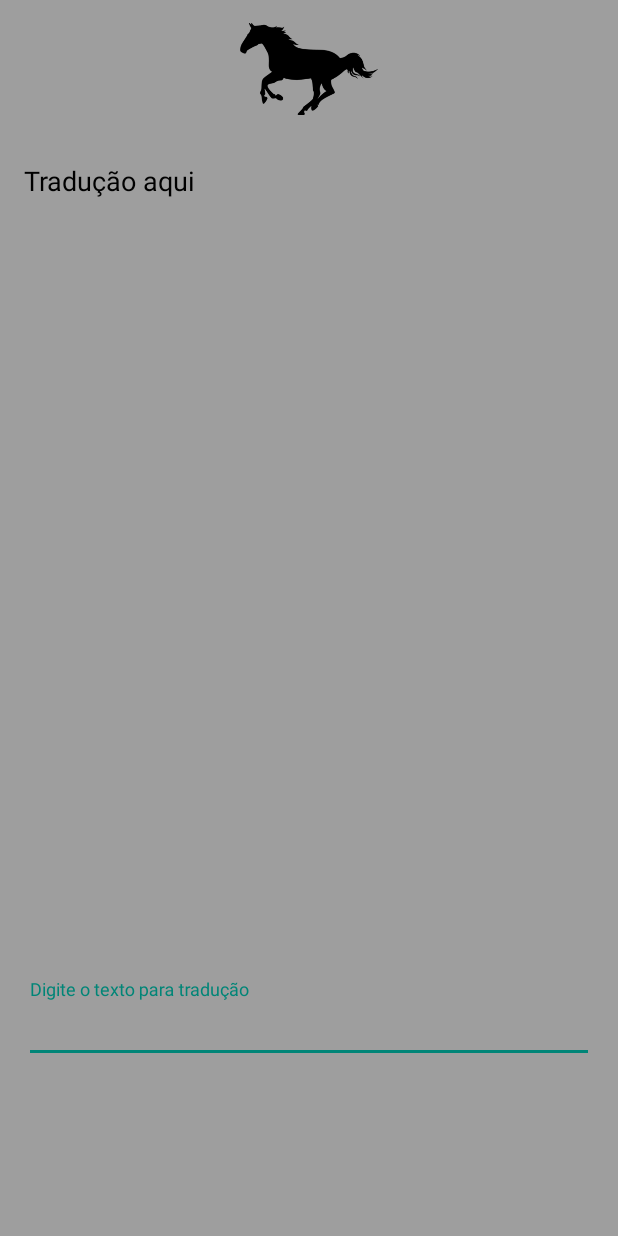
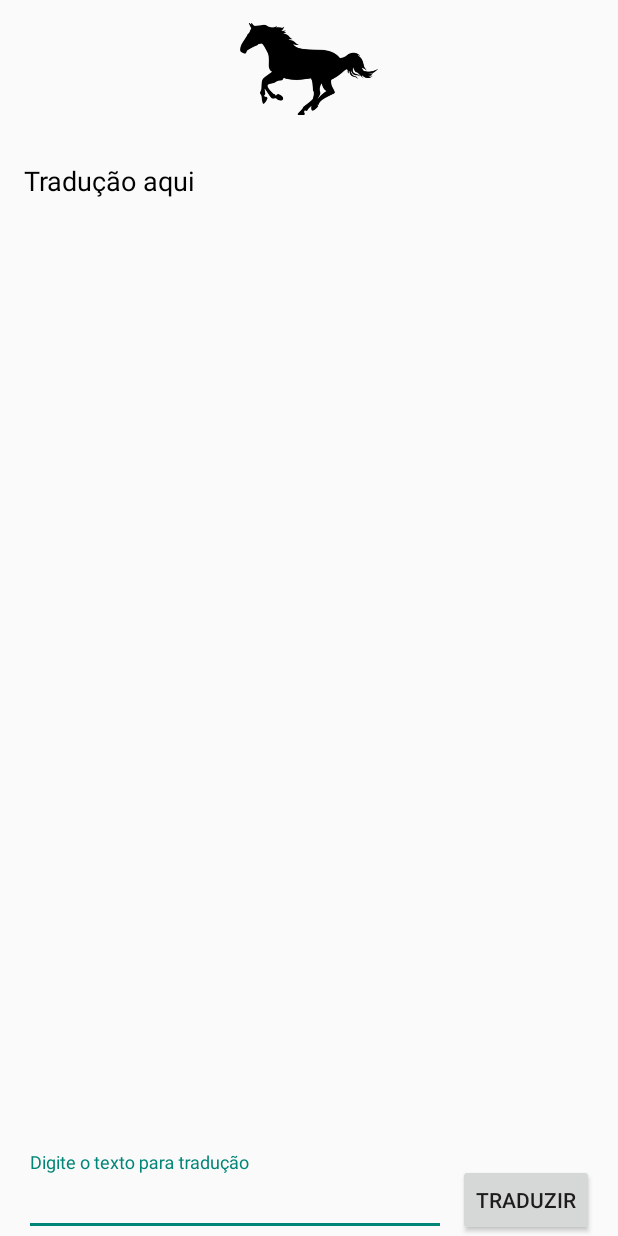
Before and after one commit to Dundied/tradutor_portunhol, an Android app built with Jetpack Compose: the layout activity_main.xml on its own in the app's theme, with its tools: preview values and no code run, on a phone screen of 412 x 824 dp. Run offline under Robolectric (Android 15) with nearby library versions, the phone set to English and light mode, and no system bars.

Commit message:
commit_final

```diff
--- a/app/build.gradle.kts
+++ b/app/build.gradle.kts
@@ -3,7 +3,12 @@ plugins {
     alias(libs.plugins.kotlin.android)
 }
 
+tasks.register<Wrapper>("wrapper") {
+    gradleVersion = "8.8" // Use the desired Gradle version
+}
+
 android {
+
     namespace = "com.example.programacao_mobile"
     compileSdk = 34
 
--- a/app/src/main/res/layout/activity_main.xml
+++ b/app/src/main/res/layout/activity_main.xml
@@ -7,8 +7,7 @@
         android:layout_width="match_parent"
         android:layout_height="match_parent"
         tools:context=".MainActivity"
-        android:background="@color/grey_500">
-
+        >
 
         <ImageView
             android:id="@+id/mascotImageView"
@@ -17,7 +16,6 @@
             android:src="@drawable/mascot_logo"
             app:layout_constraintEnd_toEndOf="parent"
             app:layout_constraintStart_toStartOf="parent"
-            app:layout_constraintTop_toBottomOf="@+id/translatedTextView"
             app:layout_constraintTop_toTopOf="parent"/>
 
         <TextView
@@ -38,19 +36,33 @@
             android:id="@+id/textInputLayout"
             android:layout_width="0dp"
             android:layout_height="wrap_content"
+            android:layout_marginStart="16dp"
+            android:layout_marginEnd="8dp"
             android:hint="Digite o texto para tradução"
-            app:layout_constraintTop_toBottomOf="@id/translatedTextView"
+            app:layout_constraintEnd_toStartOf="@+id/translateButton"
             app:layout_constraintStart_toStartOf="parent"
-            app:layout_constraintEnd_toEndOf="parent"
-            android:layout_marginTop="520dp"
-            android:layout_marginStart="16dp"
-            android:layout_marginEnd="16dp">
+            app:layout_constraintBottom_toBottomOf="parent">
 
             <com.google.android.material.textfield.TextInputEditText
                 android:id="@+id/textInputEditText"
                 android:layout_width="match_parent"
                 android:layout_height="wrap_content"
                 android:inputType="text" />
+
         </com.google.android.material.textfield.TextInputLayout>
+
+        <Button
+            android:id="@+id/translateButton"
+            android:layout_width="wrap_content"
+            android:layout_height="wrap_content"
+            android:text="Traduzir"
+            app:layout_constraintTop_toBottomOf="@id/textInputEditText"
+            app:layout_constraintEnd_toEndOf="parent"
+            app:layout_constraintBottom_toBottomOf="parent"
+            android:layout_marginStart="8dp"
+            android:layout_marginEnd="16dp"
+            />
+
     </androidx.constraintlayout.widget.ConstraintLayout>
+
 </layout>
```
Also changed, not shown: app/src/main/java/com/example/programacao_mobile/MainActivity.kt (+6 -13 lines), gradle/wrapper/gradle-wrapper.properties.
